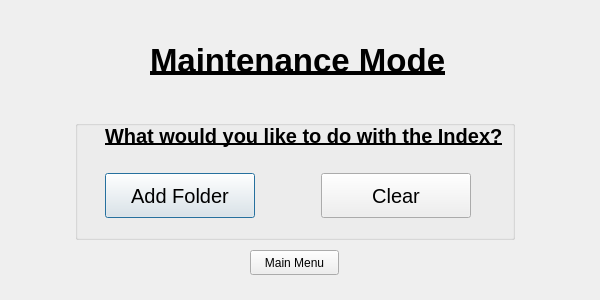
luisegarduno/JSON_SearchEngine, file SearchEngine/maintenance.ui: the form before one commit.
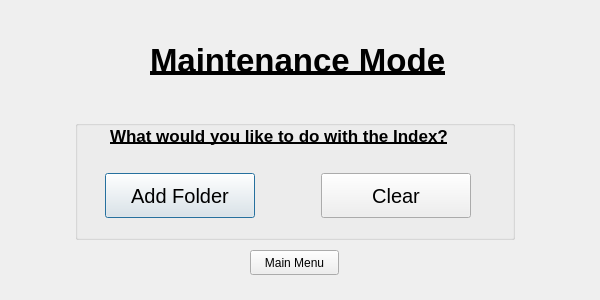
The form after the commit.

```diff
--- a/SearchEngine/maintenance.ui
+++ b/SearchEngine/maintenance.ui
@@ -142,7 +142,7 @@
    <widget class="QLabel" name="questionLabel">
     <property name="geometry">
      <rect>
-      <x>30</x>
+      <x>35</x>
       <y>0</y>
       <width>401</width>
       <height>31</height>
@@ -150,6 +150,7 @@
     </property>
     <property name="font">
      <font>
+      <pointsize>13</pointsize>
       <weight>75</weight>
       <bold>true</bold>
       <underline>true</underline>
```
